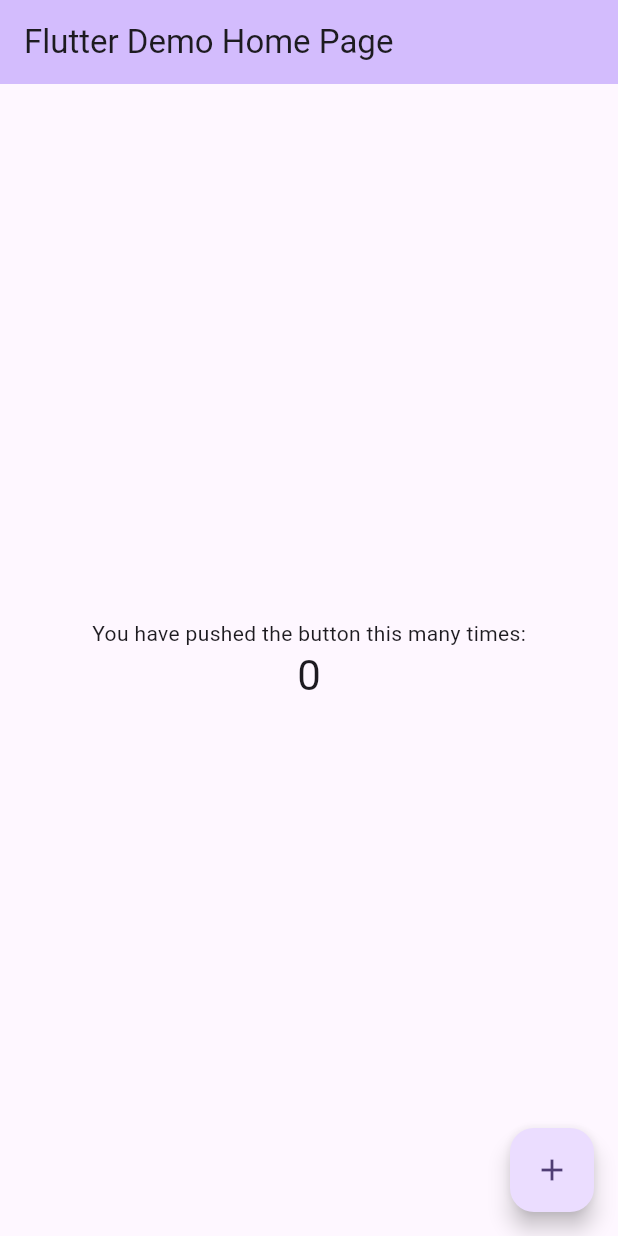
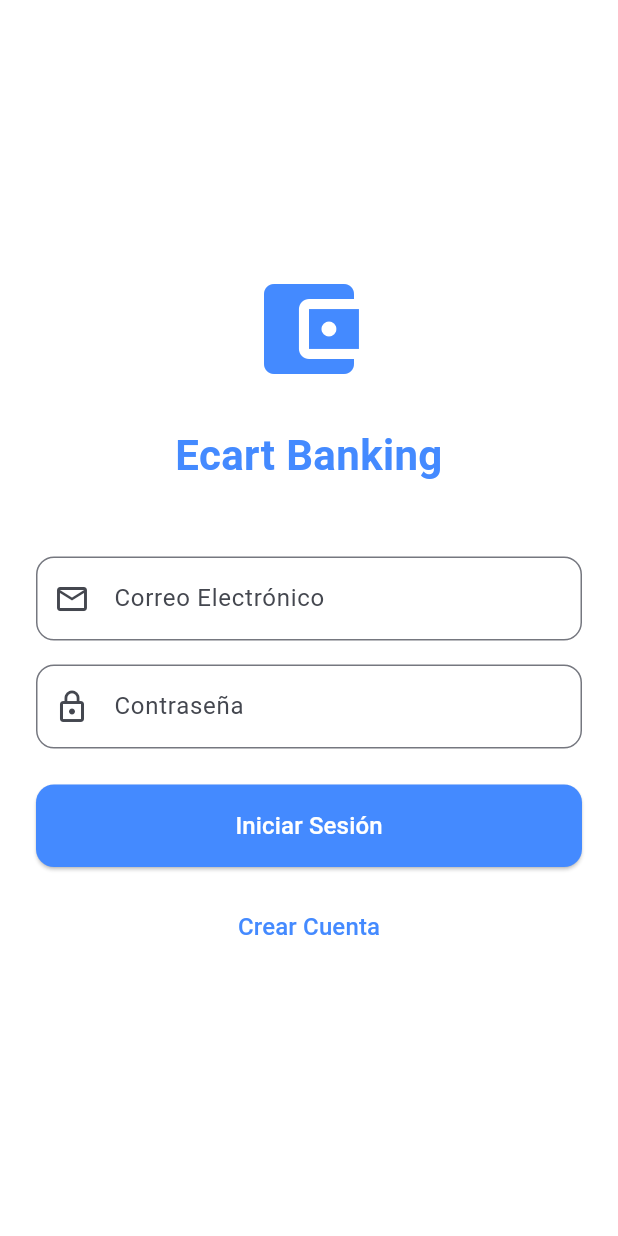
Before and after one commit to prime95x/ecart_banking, a Flutter app: the screen it shows after launch, on a phone screen of 412 x 824 dp. Run offline on Flutter 3.47's test engine with Material 3 defaults, Android fonts, the phone set to English and light mode, and no system bars; our stand-ins replace flutter_dotenv, supabase_flutter; accounts and stored records are empty.

Commit message:
Added Ecart Banking UI

```diff
--- a/lib/main.dart
+++ b/lib/main.dart
@@ -1,6 +1,9 @@
 import 'package:flutter/material.dart';
 import 'package:flutter_dotenv/flutter_dotenv.dart';
 import 'package:supabase_flutter/supabase_flutter.dart';
+
+import 'screens/dashboard_screen.dart';
+import 'screens/login_screen.dart';
 
 Future<void> main() async {
   WidgetsFlutterBinding.ensureInitialized();
@@ -20,116 +23,41 @@ Future<void> main() async {
 class MyApp extends StatelessWidget {
   const MyApp({super.key});
 
-  // This widget is the root of your application.
   @override
   Widget build(BuildContext context) {
     return MaterialApp(
-      title: 'Flutter Demo',
+      title: 'Ecart Banking',
+      debugShowCheckedModeBanner: false,
       theme: ThemeData(
-        // This is the theme of your application.
-        //
-        // TRY THIS: Try running your application with "flutter run". You'll see
-        // the application has a purple toolbar. Then, without quitting the app,
-        // try changing the seedColor in the colorScheme below to Colors.green
-        // and then invoke "hot reload" (save your changes or press the "hot
-        // reload" button in a Flutter-supported IDE, or press "r" if you used
-        // the command line to start the app).
-        //
-        // Notice that the counter didn't reset back to zero; the application
-        // state is not lost during the reload. To reset the state, use hot
-        // restart instead.
-        //
-        // This works for code too, not just values: Most code changes can be
-        // tested with just a hot reload.
-        colorScheme: .fromSeed(seedColor: Colors.deepPurple),
+        colorScheme: ColorScheme.fromSeed(seedColor: Colors.blueAccent),
+        useMaterial3: true,
       ),
-      home: const MyHomePage(title: 'Flutter Demo Home Page'),
+      home: const AuthGate(),
     );
   }
 }
 
-class MyHomePage extends StatefulWidget {
-  const MyHomePage({super.key, required this.title});
-
-  // This widget is the home page of your application. It is stateful, meaning
-  // that it has a State object (defined below) that contains fields that affect
-  // how it looks.
-
-  // This class is the configuration for the state. It holds the values (in this
-  // case the title) provided by the parent (in this case the App widget) and
-  // used by the build method of the State. Fields in a Widget subclass are
-  // always marked "final".
-
-  final String title;
-
-  @override
-  State<MyHomePage> createState() => _MyHomePageState();
-}
-
-class _MyHomePageState extends State<MyHomePage> {
-  int _counter = 0;
-
-  void _incrementCounter() {
-    setState(() {
-      // This call to setState tells the Flutter framework that something has
-      // changed in this State, which causes it to rerun the build method below
-      // so that the display can reflect the updated values. If we changed
-      // _counter without calling setState(), then the build method would not be
-      // called again, and so nothing would appear to happen.
-      _counter++;
-    });
-  }
+class AuthGate extends StatelessWidget {
+  const AuthGate({super.key});
 
   @override
   Widget build(BuildContext context) {
-    // This method is rerun every time setState is called, for instance as done
-    // by the _incrementCounter method above.
-    //
-    // The Flutter framework has been optimized to make rerunning build methods
-    // fast, so that you can just rebuild anything that needs updating rather
-    // than having to individually change instances of widgets.
-    return Scaffold(
-      appBar: AppBar(
-        // TRY THIS: Try changing the color here to a specific color (to
-        // Colors.amber, perhaps?) and trigger a hot reload to see the AppBar
-        // change color while the other colors stay the same.
-        backgroundColor: Theme.of(context).colorScheme.inversePrimary,
-        // Here we take the value from the MyHomePage object that was created by
-        // the App.build method, and use it to set our appbar title.
-        title: Text(widget.title),
-      ),
-      body: Center(
-        // Center is a layout widget. It takes a single child and positions it
-        // in the middle of the parent.
-        child: Column(
-          // Column is also a layout widget. It takes a list of children and
-          // arranges them vertically. By default, it sizes itself to fit its
-          // children horizontally, and tries to be as tall as its parent.
-          //
-          // Column has various properties to control how it sizes itself and
-          // how it positions its children. Here we use mainAxisAlignment to
-          // center the children vertically; the main axis here is the vertical
-          // axis because Columns are vertical (the cross axis would be
-          // horizontal).
-          //
-          // TRY THIS: Invoke "debug painting" (choose the "Toggle Debug Paint"
-          // action in the IDE, or press "p" in the console), to see the
-          // wireframe for each widget.
-          mainAxisAlignment: .center,
-          children: [
-            const Text('You have pushed the button this many times:'),
-            Text(
-              '$_counter',
-              style: Theme.of(context).textTheme.headlineMedium,
-            ),
-          ],
-        ),
-      ),
-      floatingActionButton: FloatingActionButton(
-        onPressed: _incrementCounter,
-        tooltip: 'Increment',
-        child: const Icon(Icons.add),
-      ),
+    return StreamBuilder<AuthState>(
+      stream: Supabase.instance.client.auth.onAuthStateChange,
+      builder: (context, snapshot) {
+        if (snapshot.connectionState == ConnectionState.waiting) {
+          return const Scaffold(
+            body: Center(child: CircularProgressIndicator()),
+          );
+        }
+
+        final session = snapshot.data?.session;
+        if (session != null) {
+          return const DashboardScreen();
+        }
+
+        return const LoginScreen();
+      },
     );
   }
 }
--- /dev/null
+++ b/lib/screens/login_screen.dart
@@ -0,0 +1,149 @@
+import 'package:flutter/material.dart';
+import 'package:supabase_flutter/supabase_flutter.dart';
+
+class LoginScreen extends StatefulWidget {
+  const LoginScreen({super.key});
+
+  @override
+  State<LoginScreen> createState() => _LoginScreenState();
+}
+
+class _LoginScreenState extends State<LoginScreen> {
+  final _emailController = TextEditingController();
+  final _passwordController = TextEditingController();
+  bool _isLoading = false;
+
+  Future<void> _signIn() async {
+    try {
+      setState(() => _isLoading = true);
+      await Supabase.instance.client.auth.signInWithPassword(
+        email: _emailController.text.trim(),
+        password: _passwordController.text.trim(),
+      );
+    } on AuthException catch (error) {
+      if (mounted) {
+        ScaffoldMessenger.of(context).showSnackBar(
+          SnackBar(content: Text(error.message), backgroundColor: Colors.red),
+        );
+      }
+    } catch (error) {
+      if (mounted) {
+        ScaffoldMessenger.of(context).showSnackBar(
+          const SnackBar(content: Text('Error inesperado'), backgroundColor: Colors.red),
+        );
+      }
+    } finally {
+      if (mounted) {
+        setState(() => _isLoading = false);
+      }
+    }
+  }
+
+  Future<void> _signUp() async {
+    try {
+      setState(() => _isLoading = true);
+      await Supabase.instance.client.auth.signUp(
+        email: _emailController.text.trim(),
+        password: _passwordController.text.trim(),
+      );
+      if (mounted) {
+        ScaffoldMessenger.of(context).showSnackBar(
+          const SnackBar(content: Text('Revisa tu correo para confirmar la cuenta'), backgroundColor: Colors.green),
+        );
+      }
+    } on AuthException catch (error) {
+      if (mounted) {
+        ScaffoldMessenger.of(context).showSnackBar(
+          SnackBar(content: Text(error.message), backgroundColor: Colors.red),
+        );
+      }
+    } catch (error) {
+      if (mounted) {
+        ScaffoldMessenger.of(context).showSnackBar(
+          const SnackBar(content: Text('Error inesperado'), backgroundColor: Colors.red),
+        );
+      }
+    } finally {
+      if (mounted) {
+        setState(() => _isLoading = false);
+      }
+    }
+  }
+
+  @override
+  void dispose() {
+    _emailController.dispose();
+    _passwordController.dispose();
+    super.dispose();
+  }
+
+  @override
+  Widget build(BuildContext context) {
+    return Scaffold(
+      backgroundColor: Colors.white,
+      body: Center(
+        child: SingleChildScrollView(
+          padding: const EdgeInsets.all(24.0),
+          child: Column(
+            mainAxisAlignment: MainAxisAlignment.center,
+            crossAxisAlignment: CrossAxisAlignment.stretch,
+            children: [
+              const Icon(Icons.account_balance_wallet, size: 80, color: Colors.blueAccent),
+              const SizedBox(height: 24),
+              const Text(
+                'Ecart Banking',
+                textAlign: TextAlign.center,
+                style: TextStyle(fontSize: 28, fontWeight: FontWeight.bold, color: Colors.blueAccent),
+              ),
+              const SizedBox(height: 48),
+              TextField(
+                controller: _emailController,
+                decoration: InputDecoration(
+                  labelText: 'Correo Electrónico',
+                  prefixIcon: const Icon(Icons.email_outlined),
+                  border: OutlineInputBorder(borderRadius: BorderRadius.circular(12)),
+                ),
+                keyboardType: TextInputType.emailAddress,
+              ),
+              const SizedBox(height: 16),
+              TextField(
+                controller: _passwordController,
+                decoration: InputDecoration(
+                  labelText: 'Contraseña',
+                  prefixIcon: const Icon(Icons.lock_outline),
+                  border: OutlineInputBorder(borderRadius: BorderRadius.circular(12)),
+                ),
+                obscureText: true,
+              ),
+              const SizedBox(height: 24),
+              if (_isLoading)
+                const Center(child: CircularProgressIndicator())
+              else ...[
+                ElevatedButton(
+                  onPressed: _signIn,
+                  style: ElevatedButton.styleFrom(
+                    padding: const EdgeInsets.symmetric(vertical: 16),
+                    shape: RoundedRectangleBorder(borderRadius: BorderRadius.circular(12)),
+                    backgroundColor: Colors.blueAccent,
+                    foregroundColor: Colors.white,
+                  ),
+                  child: const Text('Iniciar Sesión', style: TextStyle(fontSize: 16)),
+                ),
+                const SizedBox(height: 12),
+                TextButton(
+                  onPressed: _signUp,
+                  style: TextButton.styleFrom(
+                    padding: const EdgeInsets.symmetric(vertical: 16),
+                    shape: RoundedRectangleBorder(borderRadius: BorderRadius.circular(12)),
+                    foregroundColor: Colors.blueAccent,
+                  ),
+                  child: const Text('Crear Cuenta', style: TextStyle(fontSize: 16)),
+                ),
+              ],
+            ],
+          ),
+        ),
+      ),
+    );
+  }
+}
```
Also changed, not shown: lib/screens/dashboard_screen.dart (added, +304 -0 lines).
